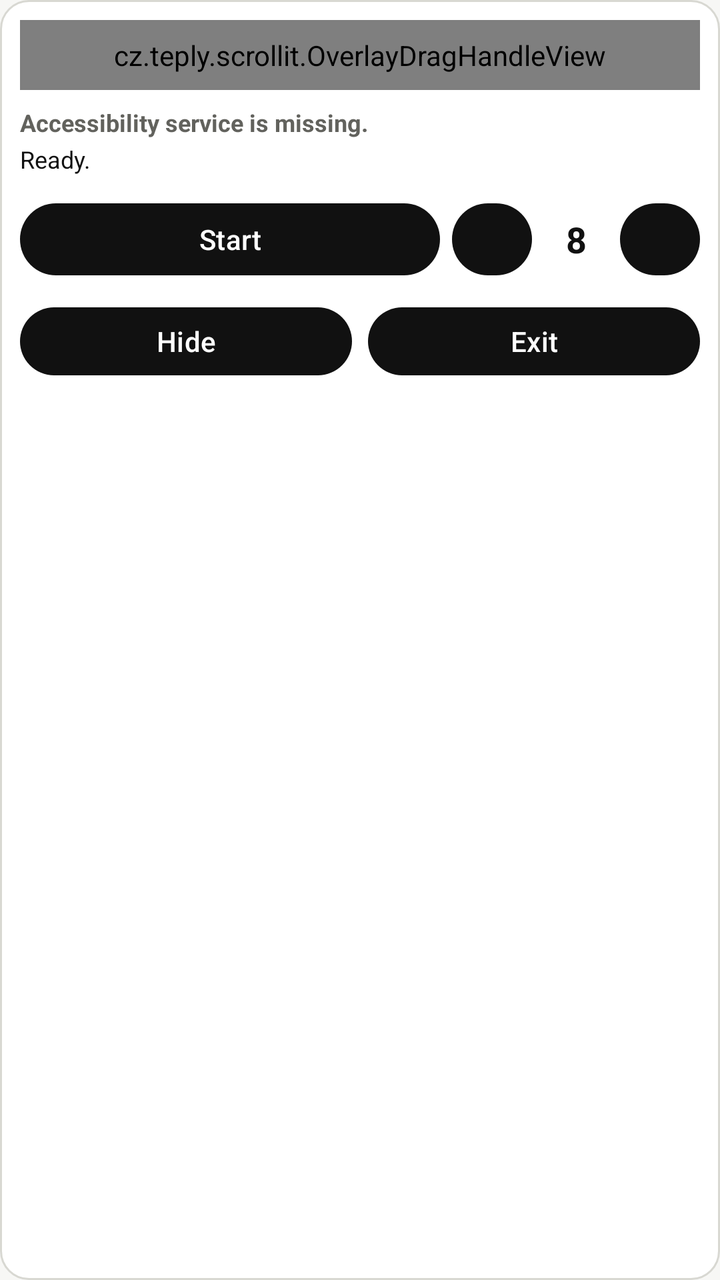
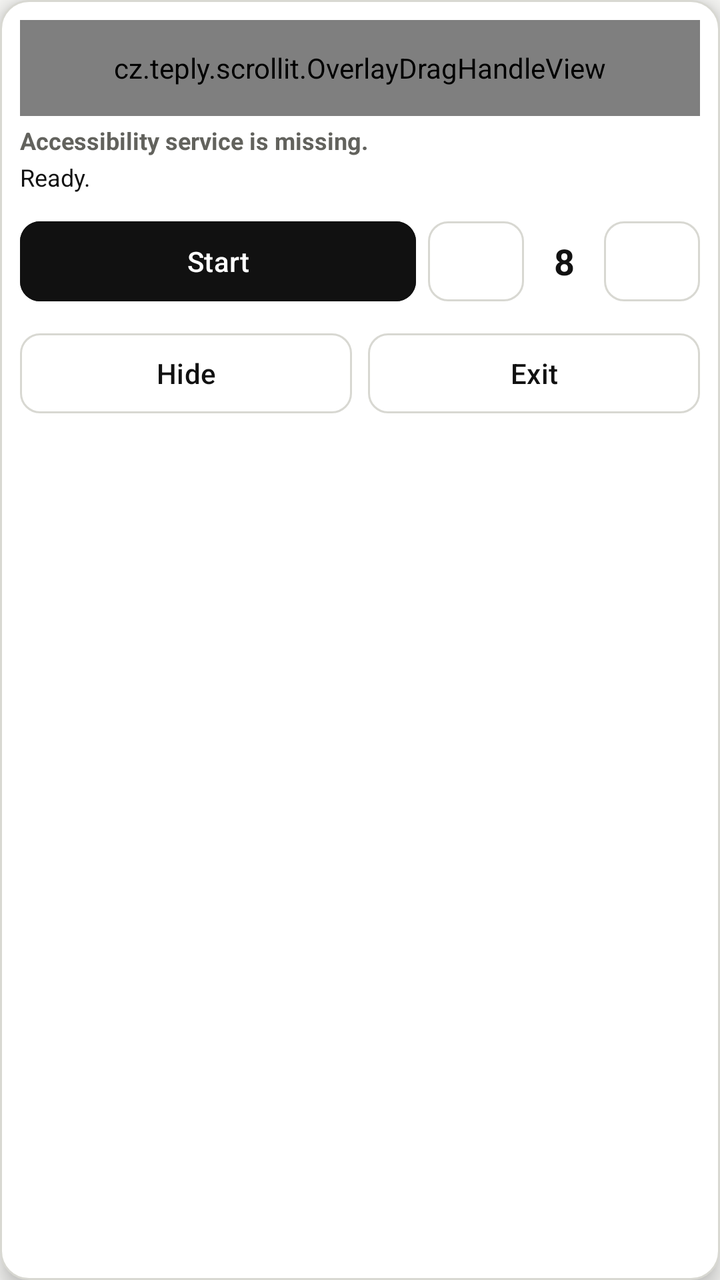

Screens rendered from an Android XML layout before and after an edit, with the pre-edit source and the edit as a unified diff.
<!-- AndroidManifest.xml: application theme Theme.ScrollIt -->
<!-- res/layout/overlay_controls.xml -->
<?xml version="1.0" encoding="utf-8"?>
<LinearLayout xmlns:android="http://schemas.android.com/apk/res/android"
    android:layout_width="match_parent"
    android:layout_height="wrap_content"
    android:background="@drawable/bg_overlay_panel"
    android:orientation="vertical"
    android:padding="10dp">

    <cz.teply.scrollit.OverlayDragHandleView
        android:id="@+id/overlayDragHandle"
        android:layout_width="match_parent"
        android:layout_height="wrap_content"
        android:background="@drawable/bg_drag_handle"
        android:gravity="center"
        android:padding="8dp"
        android:text="@string/overlay_drag_title"
        android:textColor="@android:color/white"
        android:textSize="12sp"
        android:textStyle="bold" />

    <TextView
        android:id="@+id/permissionStatusText"
        android:layout_width="match_parent"
        android:layout_height="wrap_content"
        android:layout_marginTop="8dp"
        android:text="@string/overlay_accessibility_missing"
        android:textColor="@color/status_error"
        android:textSize="12sp"
        android:textStyle="bold" />

    <TextView
        android:id="@+id/actionStatusText"
        android:layout_width="match_parent"
        android:layout_height="wrap_content"
        android:layout_marginTop="2dp"
        android:text="@string/overlay_idle"
        android:textColor="@color/status_ok"
        android:textSize="12sp" />

    <LinearLayout
        android:layout_width="match_parent"
        android:layout_height="wrap_content"
        android:layout_marginTop="10dp"
        android:gravity="center_vertical"
        android:orientation="horizontal">

        <Button
            android:id="@+id/startStopButton"
            android:layout_width="0dp"
            android:layout_height="44dp"
            android:layout_weight="1"
            android:text="@string/start_button"
            android:textAllCaps="false" />

        <Button
            android:id="@+id/speedMinusButton"
            android:layout_width="40dp"
            android:layout_height="44dp"
            android:layout_marginStart="6dp"
            android:text="-"
            android:textAllCaps="false" />

        <TextView
            android:id="@+id/speedValueText"
            android:layout_width="44dp"
            android:layout_height="44dp"
            android:gravity="center"
            android:text="@string/default_speed_number"
            android:textColor="@color/text_primary"
            android:textSize="18sp"
            android:textStyle="bold" />

        <Button
            android:id="@+id/speedPlusButton"
            android:layout_width="40dp"
            android:layout_height="44dp"
            android:text="+"
            android:textAllCaps="false" />
    </LinearLayout>

    <LinearLayout
        android:layout_width="match_parent"
        android:layout_height="wrap_content"
        android:layout_marginTop="8dp"
        android:orientation="horizontal">

        <Button
            android:id="@+id/hideButton"
            android:layout_width="0dp"
            android:layout_height="42dp"
            android:layout_weight="1"
            android:text="@string/hide_button"
            android:textAllCaps="false" />

        <Button
            android:id="@+id/exitButton"
            android:layout_width="0dp"
            android:layout_height="42dp"
            android:layout_marginStart="8dp"
            android:layout_weight="1"
            android:text="@string/exit_button"
            android:textAllCaps="false" />
    </LinearLayout>
</LinearLayout>
<!-- resources referenced by this layout -->
<resources>
  <color name="status_error">@color/text_secondary</color>
  <color name="status_ok">@color/text_primary</color>
  <color name="text_primary">#111111</color>
  <!-- drawable bg_drag_handle (drawable) -->
  <?xml version="1.0" encoding="utf-8"?>
  <shape xmlns:android="http://schemas.android.com/apk/res/android">
      <solid android:color="@color/overlay_handle" />
      <corners android:radius="12dp" />
  </shape>
  <!-- drawable bg_overlay_panel (drawable) -->
  <?xml version="1.0" encoding="utf-8"?>
  <shape xmlns:android="http://schemas.android.com/apk/res/android">
      <solid android:color="@color/surface" />
      <corners android:radius="14dp" />
      <stroke
          android:width="1dp"
          android:color="@color/border" />
  </shape>
  <string name="default_speed_number">8</string>
  <string name="exit_button">Exit</string>
  <string name="hide_button">Hide</string>
  <string name="overlay_accessibility_missing">Accessibility service is missing.</string>
  <string name="overlay_drag_title">Drag</string>
  <string name="overlay_idle">Ready.</string>
  <string name="start_button">Start</string>
  <style name="Theme.ScrollIt" parent="Theme.Material3.Light.NoActionBar">
          <item name="android:statusBarColor">@color/window_background</item>
          <item name="android:navigationBarColor">@color/window_background</item>
          <item name="android:windowBackground">@color/window_background</item>
          <item name="android:windowLightStatusBar">true</item>
          <item name="android:windowLightNavigationBar">true</item>
          <item name="colorPrimary">@color/control_primary</item>
          <item name="colorOnPrimary">@color/control_on_primary</item>
          <item name="colorSecondary">@color/control_secondary</item>
          <item name="colorOnSecondary">@color/text_primary</item>
          <item name="colorSurface">@color/surface</item>
          <item name="colorOnSurface">@color/text_primary</item>
          <item name="colorOutline">@color/border</item>
      </style>
  <color name="text_secondary">#62625D</color>
  <color name="overlay_handle">@color/control_primary</color>
  <color name="surface">#FFFFFF</color>
  <color name="border">#D8D8D2</color>
  <color name="window_background">#F7F7F5</color>
  <color name="control_primary">#111111</color>
  <color name="control_on_primary">#FFFFFF</color>
  <color name="control_secondary">#EEEDEA</color>
</resources>

<!-- the commit's change to res/layout/overlay_controls.xml (unified diff, before → after) -->
@@ -3,26 +3,27 @@
     android:layout_width="match_parent"
     android:layout_height="wrap_content"
     android:background="@drawable/bg_overlay_panel"
+    android:elevation="6dp"
     android:orientation="vertical"
     android:padding="10dp">
 
     <cz.teply.scrollit.OverlayDragHandleView
         android:id="@+id/overlayDragHandle"
         android:layout_width="match_parent"
-        android:layout_height="wrap_content"
-        android:background="@drawable/bg_drag_handle"
+        android:layout_height="48dp"
         android:gravity="center"
-        android:padding="8dp"
+        android:letterSpacing="0.08"
         android:text="@string/overlay_drag_title"
-        android:textColor="@android:color/white"
-        android:textSize="12sp"
+        android:textColor="@color/text_secondary"
+        android:textSize="11sp"
         android:textStyle="bold" />
 
     <TextView
         android:id="@+id/permissionStatusText"
         android:layout_width="match_parent"
         android:layout_height="wrap_content"
-        android:layout_marginTop="8dp"
+        android:accessibilityLiveRegion="polite"
+        android:layout_marginTop="4dp"
         android:text="@string/overlay_accessibility_missing"
         android:textColor="@color/status_error"
         android:textSize="12sp"
@@ -32,6 +33,7 @@
         android:id="@+id/actionStatusText"
         android:layout_width="match_parent"
         android:layout_height="wrap_content"
+        android:accessibilityLiveRegion="polite"
         android:layout_marginTop="2dp"
         android:text="@string/overlay_idle"
         android:textColor="@color/status_ok"
@@ -44,38 +46,40 @@
         android:gravity="center_vertical"
         android:orientation="horizontal">
 
-        <Button
+        <com.google.android.material.button.MaterialButton
             android:id="@+id/startStopButton"
+            style="@style/Widget.ScrollIt.Button.Primary"
             android:layout_width="0dp"
-            android:layout_height="44dp"
+            android:layout_height="48dp"
             android:layout_weight="1"
-            android:text="@string/start_button"
-            android:textAllCaps="false" />
+            android:text="@string/start_button" />
 
-        <Button
+        <com.google.android.material.button.MaterialButton
             android:id="@+id/speedMinusButton"
-            android:layout_width="40dp"
-            android:layout_height="44dp"
+            style="@style/Widget.ScrollIt.Button.Secondary"
+            android:layout_width="48dp"
+            android:layout_height="48dp"
             android:layout_marginStart="6dp"
-            android:text="-"
-            android:textAllCaps="false" />
+            android:contentDescription="@string/decrease_speed"
+            android:text="-" />
 
         <TextView
             android:id="@+id/speedValueText"
-            android:layout_width="44dp"
-            android:layout_height="44dp"
+            android:layout_width="40dp"
+            android:layout_height="48dp"
             android:gravity="center"
             android:text="@string/default_speed_number"
             android:textColor="@color/text_primary"
             android:textSize="18sp"
             android:textStyle="bold" />
 
-        <Button
+        <com.google.android.material.button.MaterialButton
             android:id="@+id/speedPlusButton"
-            android:layout_width="40dp"
-            android:layout_height="44dp"
-            android:text="+"
-            android:textAllCaps="false" />
+            style="@style/Widget.ScrollIt.Button.Secondary"
+            android:layout_width="48dp"
+            android:layout_height="48dp"
+            android:contentDescription="@string/increase_speed"
+            android:text="+" />
     </LinearLayout>
 
     <LinearLayout
@@ -84,21 +88,21 @@
         android:layout_marginTop="8dp"
         android:orientation="horizontal">
 
-        <Button
+        <com.google.android.material.button.MaterialButton
             android:id="@+id/hideButton"
+            style="@style/Widget.ScrollIt.Button.Secondary"
             android:layout_width="0dp"
-            android:layout_height="42dp"
+            android:layout_height="48dp"
             android:layout_weight="1"
-            android:text="@string/hide_button"
-            android:textAllCaps="false" />
+            android:text="@string/hide_button" />
 
-        <Button
+        <com.google.android.material.button.MaterialButton
             android:id="@+id/exitButton"
+            style="@style/Widget.ScrollIt.Button.Secondary"
             android:layout_width="0dp"
-            android:layout_height="42dp"
+            android:layout_height="48dp"
             android:layout_marginStart="8dp"
             android:layout_weight="1"
-            android:text="@string/exit_button"
-            android:textAllCaps="false" />
+            android:text="@string/exit_button" />
     </LinearLayout>
 </LinearLayout>
<!-- resource entries referenced after the edit -->
@@ -3,12 +3,6 @@
   <color name="status_error">@color/text_secondary</color>
   <color name="status_ok">@color/text_primary</color>
   <color name="text_primary">#111111</color>
-  <!-- drawable bg_drag_handle (drawable) -->
-  <?xml version="1.0" encoding="utf-8"?>
-  <shape xmlns:android="http://schemas.android.com/apk/res/android">
-      <solid android:color="@color/overlay_handle" />
-      <corners android:radius="12dp" />
-  </shape>
   <!-- drawable bg_overlay_panel (drawable) -->
   <?xml version="1.0" encoding="utf-8"?>
   <shape xmlns:android="http://schemas.android.com/apk/res/android">
@@ -18,13 +12,33 @@
           android:width="1dp"
           android:color="@color/border" />
   </shape>
+  <string name="decrease_speed">Decrease scroll speed</string>
   <string name="default_speed_number">8</string>
   <string name="exit_button">Exit</string>
   <string name="hide_button">Hide</string>
+  <string name="increase_speed">Increase scroll speed</string>
   <string name="overlay_accessibility_missing">Accessibility service is missing.</string>
-  <string name="overlay_drag_title">Drag</string>
+  <string name="overlay_drag_title">SCROLLIT · DRAG</string>
   <string name="overlay_idle">Ready.</string>
   <string name="start_button">Start</string>
+  <style name="Widget.ScrollIt.Button.Primary" parent="Widget.Material3.Button">
+          <item name="android:minHeight">48dp</item>
+          <item name="textAllCaps">false</item>
+          <item name="backgroundTint">@color/control_primary</item>
+          <item name="android:textColor">@color/control_on_primary</item>
+          <item name="cornerRadius">10dp</item>
+          <item name="strokeColor">@color/control_primary</item>
+          <item name="strokeWidth">1dp</item>
+      </style>
+  <style name="Widget.ScrollIt.Button.Secondary" parent="Widget.Material3.Button.OutlinedButton">
+          <item name="android:minHeight">48dp</item>
+          <item name="textAllCaps">false</item>
+          <item name="backgroundTint">@android:color/transparent</item>
+          <item name="android:textColor">@color/text_primary</item>
+          <item name="cornerRadius">10dp</item>
+          <item name="strokeColor">@color/border</item>
+          <item name="strokeWidth">1dp</item>
+      </style>
   <style name="Theme.ScrollIt" parent="Theme.Material3.Light.NoActionBar">
           <item name="android:statusBarColor">@color/window_background</item>
           <item name="android:navigationBarColor">@color/window_background</item>
@@ -40,7 +54,6 @@
           <item name="colorOutline">@color/border</item>
       </style>
   <color name="text_secondary">#62625D</color>
-  <color name="overlay_handle">@color/control_primary</color>
   <color name="surface">#FFFFFF</color>
   <color name="border">#D8D8D2</color>
   <color name="window_background">#F7F7F5</color>
